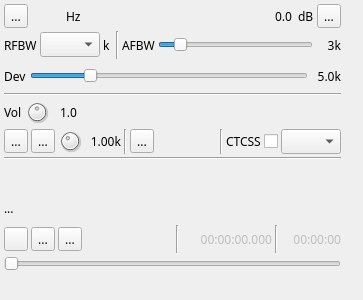
First picture: the form in plugins/channeltx/modnfm/nfmmodgui.ui, repository f4exb/sdrangel, before the edit.
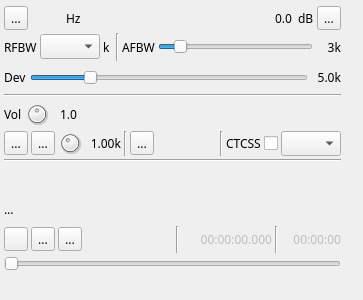
Second picture: the form after the edit. Icons and pictures are not drawn. Custom widgets are drawn as their Qt base class.

Diff of the .ui file:
```diff
--- a/plugins/channeltx/modnfm/nfmmodgui.ui
+++ b/plugins/channeltx/modnfm/nfmmodgui.ui
@@ -70,6 +70,9 @@
     </property>
     <item>
      <layout class="QHBoxLayout" name="deltaFreqPowLayout">
+      <property name="topMargin">
+       <number>2</number>
+      </property>
       <item>
        <layout class="QHBoxLayout" name="deltaFrequencyLayout">
         <item>
@@ -107,7 +110,7 @@
           </property>
           <property name="font">
            <font>
-            <family>Monospace</family>
+            <family>DejaVu Sans Mono</family>
             <pointsize>12</pointsize>
            </font>
           </property>
```
Left out of the diff: 2 changed lines with no effect on the pictures.
